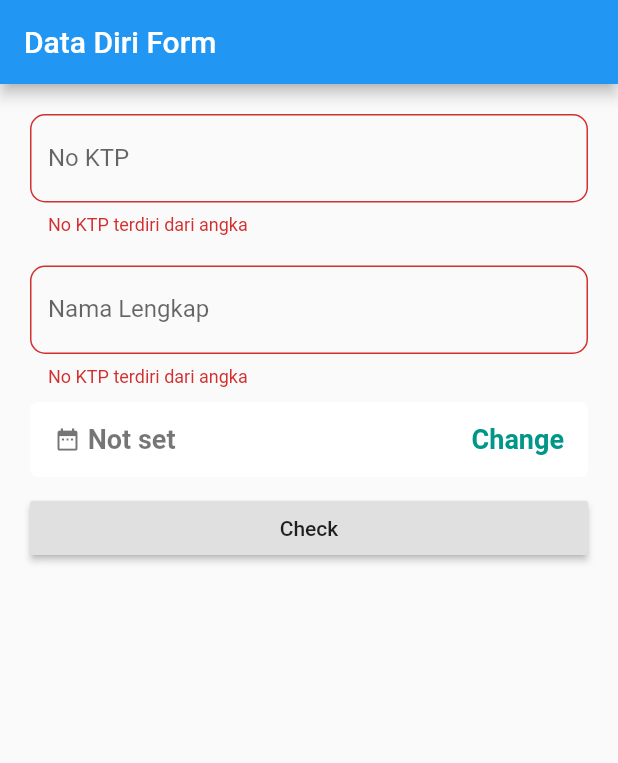
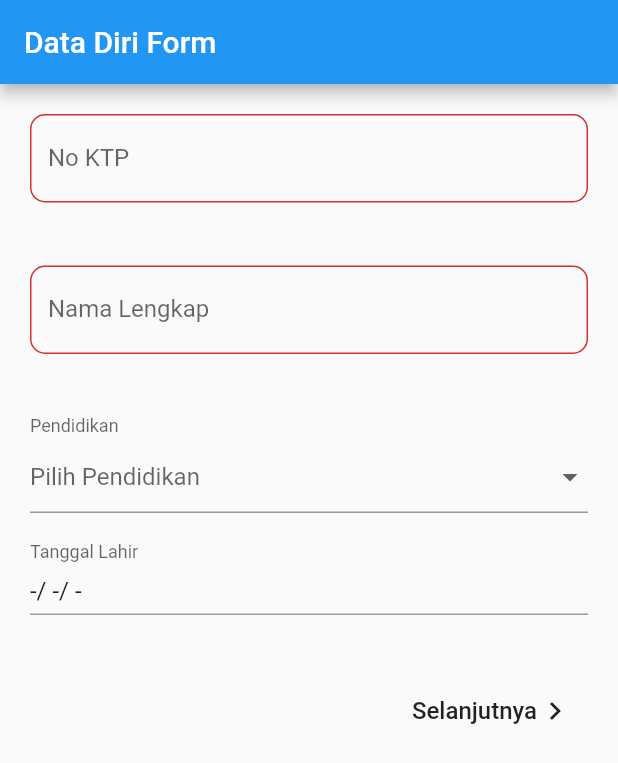
Before and after one commit to jhoanrivers/tunaiku_test, a Flutter app: the screen it shows after launch, on a phone screen of 412 x 824 dp. Shown: the top 763 px of the screen. Run offline on Flutter 3.47's test engine with Material 2 defaults, Android fonts, the phone set to English and light mode, and no system bars; our stand-ins replace bloc, equatable, flutter_bloc, flutter_datetime_picker, rxdart.

Commit message:
jhoan / second_update

```diff
--- /dev/null
+++ b/lib/src/api_client/api_client.dart
@@ -0,0 +1,22 @@
+import 'package:http/http.dart' show Client;
+import 'package:registration_app/src/model/provinsi.dart';
+import 'dart:async';
+
+
+class ApiProvider{
+
+  Client client = Client();
+
+  final _baseurl = "http://dev.farizdotid.com/api/daerahindonesia/provinsi";
+
+
+
+  Future<List<Provinsi>> fetchDataProvinsi () async{
+    final response = await client.get(_baseurl);
+
+    if(response.statusCode == 200){
+      final responseJson =
+    }
+
+  }
+}
--- /dev/null
+++ b/lib/src/bloc/data_diri_bloc.dart
@@ -0,0 +1,39 @@
+
+import 'dart:async';
+import 'package:rxdart/rxdart.dart';
+import 'package:bloc/bloc.dart';
+import 'package:registration_app/src/bloc/data_diri_event.dart';
+import 'package:registration_app/src/bloc/data_diri_state.dart';
+import 'package:registration_app/src/model/data_saved.dart';
+import 'package:registration_app/src/utils/validator.dart';
+
+class DataDiriBloc extends Bloc<DataDiriEvent, DataDiriState>{
+  @override
+
+  DataSaved dataSaved = new DataSaved();
+  DataDiriState get initialState => DataDiriInitial();
+
+  @override
+  Stream<DataDiriState> mapEventToState(DataDiriEvent event) async* {
+    if (event is Submitted) {
+      yield DataDiriLoading();
+      try {
+        if(Validator.isKtpNumberAllValid(event.ktpNumber)
+            && Validator.isNamaLengkapAllValid(event.namaLengkap)
+            && Validator.isTanggalValid(event.tanggalLahir)){
+
+          dataSaved.ktpNumber = event.ktpNumber;
+          dataSaved.namaLengkap = event.namaLengkap;
+          dataSaved.pendidikan = event.pendidikan;
+          dataSaved.tanggalLahir = event.tanggalLahir;
+
+          print(dataSaved.toString());
+          yield DataDiriSuccess(isValidate: true);
+        }
+      } catch (_) {
+        yield DataDiriError();
+      }
+    }
+  }
+
+}
--- /dev/null
+++ b/lib/src/bloc/data_diri_event.dart
@@ -0,0 +1,35 @@
+
+
+
+import 'package:equatable/equatable.dart';
+import 'package:meta/meta.dart';
+
+abstract class DataDiriEvent extends Equatable{
+  @override
+  List<Object> get props => [];
+}
+
+class Submitted extends DataDiriEvent{
+
+  final String ktpNumber;
+  final String namaLengkap;
+  final String pendidikan;
+  final String tanggalLahir;
+
+  Submitted({
+    @required this.namaLengkap,
+    @required this.pendidikan,
+    @required this.tanggalLahir,
+    @required this.ktpNumber}
+    );
+
+  @override
+  List<Object> get props =>[
+    ktpNumber,
+    namaLengkap,
+    pendidikan,
+    tanggalLahir
+  ];
+
+
+}
--- /dev/null
+++ b/lib/src/bloc/data_diri_state.dart
@@ -0,0 +1,29 @@
+import 'package:equatable/equatable.dart';
+
+abstract class DataDiriState extends Equatable {
+  final List mProps;
+  DataDiriState([this.mProps = const []]);
+
+  @override
+  List<Object> get props => this.mProps;
+}
+
+class DataDiriInitial extends DataDiriState{}
+
+class DataDiriLoading extends DataDiriState{}
+
+class DataDiriSuccess extends DataDiriState{
+
+  final bool isValidate;
+
+  DataDiriSuccess({this.isValidate});
+
+  @override
+  List<Object> get props =>[isValidate];
+
+
+}
+
+class DataDiriError extends DataDiriState{
+
+}
--- a/lib/src/bloc/register_bloc.dart
+++ /dev/null
@@ -1,40 +0,0 @@
-
-import 'dart:async';
-import 'package:rxdart/rxdart.dart';
-import 'package:bloc/bloc.dart';
-import 'package:registration_app/src/bloc/register_event.dart';
-import 'package:registration_app/src/bloc/register_state.dart';
-import 'package:registration_app/src/utils/data_saved.dart';
-import 'package:registration_app/src/utils/validator.dart';
-
-class RegisterBloc extends Bloc<RegisterEvent, RegisterState>{
-  @override
-
-  RegisterState get initialState => DataDiriInitial();
-
-  @override
-  Stream<RegisterState> mapEventToState(RegisterEvent event) async* {
-    if (event is Submitted) {
-      yield DataDiriLoading();
-
-      try {
-
-        if (!Validator.isNotNull(event.ktpNumber)) {
-          yield DataDiriError(dataIsNotValidate: "No KTP tidak boleh kosong");
-        }
-        if (!Validator.isNumber(event.ktpNumber)) {
-          yield DataDiriError(dataIsNotValidate: "No KTP terdiri dari angka");
-        }
-        if (!Validator.isLength16(event.ktpNumber)) {
-          yield DataDiriError(
-              dataIsNotValidate: "No KTP harus berjumlah 16 digit");
-        } else {
-          yield DataDiriSuccess(isValidate: true);
-        }
-      } catch (_) {
-        throw Exception("Data gagal diolah");
-      }
-    }
-  }
-
-}
--- a/lib/src/bloc/register_event.dart
+++ /dev/null
@@ -1,31 +0,0 @@
-
-
-
-import 'package:equatable/equatable.dart';
-import 'package:meta/meta.dart';
-
-abstract class RegisterEvent extends Equatable{
-  final List mProps;
-  RegisterEvent([this.mProps = const[]]);
-
-  @override
-  List<Object> get props => this.mProps;
-}
-
-
-class KtpNumberChanged extends RegisterEvent{
-
-  final String ktpNumber;
-
-  KtpNumberChanged({@required this.ktpNumber}) : super([ktpNumber]);
-
-}
-
-
-class Submitted extends RegisterEvent{
-
-  final String ktpNumber;
-
-  Submitted({@required this.ktpNumber}) : super([ktpNumber]);
-
-}
--- a/lib/src/bloc/register_state.dart
+++ /dev/null
@@ -1,37 +0,0 @@
-import 'package:equatable/equatable.dart';
-
-abstract class RegisterState extends Equatable {
-  final List mProps;
-  RegisterState([this.mProps = const []]);
-
-  @override
-  List<Object> get props => this.mProps;
-}
-
-class DataDiriInitial extends RegisterState{}
-
-class DataDiriLoading extends RegisterState{}
-
-class DataDiriSuccess extends RegisterState{
-
-  final bool isValidate;
-
-  DataDiriSuccess({this.isValidate});
-
-  @override
-  List<Object> get props =>[isValidate];
-
-
-}
-
-class DataDiriError extends RegisterState{
-
-  final String dataIsNotValidate;
-
-  DataDiriError({this.dataIsNotValidate});
-
-  @override
-  List<Object> get props => [dataIsNotValidate];
-
-
-}
--- /dev/null
+++ b/lib/src/model/data_saved.dart
@@ -0,0 +1,20 @@
+
+
+import 'package:meta/meta.dart';
+
+class DataSaved {
+
+  String ktpNumber;
+  String namaLengkap;
+  String pendidikan;
+  String tanggalLahir;
+
+  DataSaved({this.namaLengkap, this.pendidikan, this.tanggalLahir, this.ktpNumber});
+
+  @override
+  String toString() {
+    return 'DataSaved{ktpNumber: $ktpNumber, namaLengkap: $namaLengkap, pendidikan: $pendidikan, tanggalLahir: $tanggalLahir}';
+  }
+
+
+}
--- /dev/null
+++ b/lib/src/model/provinsi.dart
@@ -0,0 +1,19 @@
+
+
+
+class ProvinsiResponse{
+  final String error;
+  final String message;
+  List<Provinsi> semuaprovinsi;
+
+  ProvinsiResponse({this.error, this.message, this.semuaprovinsi});
+
+}
+
+
+class Provinsi{
+  final String id;
+  final String nama;
+
+  Provinsi({this.id, this.nama});
+}
--- a/lib/src/utils/data_saved.dart
+++ /dev/null
@@ -1,15 +0,0 @@
-
-
-import 'package:meta/meta.dart';
-
-class DataSaved {
-
-  final String ktpNumber;
-
-  DataSaved({this.ktpNumber});
-
-
-
-
-
-}
--- a/lib/src/utils/jenjang_pendidikan.dart
+++ /dev/null
@@ -1,9 +0,0 @@
-
-enum JenjangPendidikan {
-  SD,
-  SMP,
-  SMA,
-  S1,
-  S2,
-  S3
-}
--- /dev/null
+++ b/lib/src/utils/pendidikan.dart
@@ -0,0 +1,33 @@
+
+enum Pendidikan {
+  SD,
+  SMP,
+  SMA,
+  S1,
+  S2,
+  S3
+}
+
+String enumToPendidikan(Pendidikan pendidikan){
+  switch(pendidikan){
+
+    case Pendidikan.SD:
+      return "SD";
+      break;
+    case Pendidikan.SMP:
+      return "SMP";
+      break;
+    case Pendidikan.SMA:
+      return "SMA";
+      break;
+    case Pendidikan.S1:
+      return "S1";
+      break;
+    case Pendidikan.S2:
+      return "S2";
+      break;
+    case Pendidikan.S3:
+      return "S3";
+      break;
+  }
+}
--- a/lib/src/utils/validator.dart
+++ b/lib/src/utils/validator.dart
@@ -9,8 +9,8 @@ class Validator{
     return double.tryParse(stringNum) != null;
   }
 
-  static bool isLength16(String number){
-    if(number.length != 16){
+  static bool isLength16(String ktpNumber){
+    if(ktpNumber.length != 16){
       return false;
     }  else{
       return true;
@@ -25,6 +25,38 @@ class Validator{
     }
   }
 
+  static bool isLength10(String input){
+    if(input.length <= 10){
+      return true;
+    } else{
+      return false;
+    }
+  }
+
+  static bool isTanggalValid(String tanggal){
+    if(tanggal == "-/ -/ -"){
+      return false;
+    } else{
+      return true;
+    }
+  }
+
+  static bool isKtpNumberAllValid(String ktpNumber){
+    if(isNumber(ktpNumber) && isLength16(ktpNumber) && isNotNull(ktpNumber)){
+      return true;
+    } else{
+      return false;
+    }
+  }
+
+  static bool isNamaLengkapAllValid(String namaLengkap){
+    if(isNotNull(namaLengkap) && isLength10(namaLengkap)){
+      return true;
+    } else {
+      return false;
+    }
+  }
+
 
 
 }
--- a/lib/src/view/data_diri_form.dart
+++ b/lib/src/view/data_diri_form.dart
@@ -1,13 +1,16 @@
 
 
+import 'package:flutter/cupertino.dart';
 import 'package:flutter/material.dart';
 import 'package:flutter_bloc/flutter_bloc.dart';
 import 'package:flutter_datetime_picker/flutter_datetime_picker.dart';
-import 'package:registration_app/src/bloc/register_bloc.dart';
-import 'package:registration_app/src/bloc/register_event.dart';
-import 'package:registration_app/src/bloc/register_state.dart';
-import 'package:registration_app/src/utils/jenjang_pendidikan.dart';
+import 'package:registration_app/src/bloc/data_diri_bloc.dart';
+import 'package:registration_app/src/bloc/data_diri_event.dart';
+import 'package:registration_app/src/bloc/data_diri_state.dart';
+import 'package:registration_app/src/utils/pendidikan.dart';
 import 'package:registration_app/src/view/alamat_ktp_form.dart';
+
+import '../utils/pendidikan.dart';
 
 class DataDiriForm extends StatefulWidget {
   @override
@@ -18,19 +21,20 @@ class DataDiriForm extends StatefulWidget {
 class _DataDiriFormState extends State<DataDiriForm> {
 
   DateTime selectedDate = DateTime.now();
-  final _ktpNumber = TextEditingController();
   bool _validate = false;
   String _ktpNotValid;
-  JenjangPendidikan currentState = JenjangPendidikan.SD;
-  String viewModel;
-  String _date = "Not set";
-
-
+  Pendidikan pendidikan;
+  String curentPendidikan;
+  String _tanggalLahir = "-/ -/ -";
+  final _ktpNumber = TextEditingController();
+  final _namaLengkap = TextEditingController();
+  bool validatePendikan = false;
+  bool validateTanggalLahir = false;
 
   @override
   Widget build(BuildContext context) {
 
-    return BlocListener<RegisterBloc, RegisterState>(
+    return BlocListener<DataDiriBloc, DataDiriState>(
       listener: (context, state){
         if(state is DataDiriSuccess){
           if(state.isValidate == true){
@@ -39,16 +43,16 @@ class _DataDiriFormState extends State<DataDiriForm> {
             _validate = true;
           }
         }
-        if(state is DataDiriError){
-          _ktpNotValid = state.dataIsNotValidate;
-        }
-
       },
-      child: BlocBuilder<RegisterBloc, RegisterState>(
-        builder: (BuildContext context, RegisterState state) {
+      child: BlocBuilder<DataDiriBloc, DataDiriState>(
+        builder: (BuildContext context, DataDiriState state) {
           return ListView(
             padding: const EdgeInsets.all(20),
+            children : <Widget>[
+              Column(
+                mainAxisAlignment: MainAxisAlignment.start,
                 children: <Widget>[
+                  // Nomor KTP
                   TextFormField(
                     decoration: InputDecoration(
                         labelText: 'No KTP',
@@ -60,13 +64,14 @@ class _DataDiriFormState extends State<DataDiriForm> {
                     keyboardType: TextInputType.text,
                     autocorrect: false,
                     autovalidate: true,
+                    autofocus: false,
                     controller: _ktpNumber,
                     validator: _validateKtpNum,
                   ),
-
                   SizedBox(
                     height: 20,
                   ),
+                  // Nama Lengkap
                   TextFormField(
                     decoration: InputDecoration(
                         labelText: 'Nama Lengkap',
@@ -77,83 +82,115 @@ class _DataDiriFormState extends State<DataDiriForm> {
                     ),
                     keyboardType: TextInputType.text,
                     autocorrect: false,
+                    autofocus: false,
                     autovalidate: true,
-                controller: _ktpNumber,
-                validator: _validateKtpNum,
+                    controller: _namaLengkap,
+                    validator: _validateCompleteName,
                   ),
                   SizedBox(
-                height: 10,
+                    height: 20,
+                  ),
+                  FormField<String>(
+                    builder: (FormFieldState<String> state) {
+                      return Column(
+                        crossAxisAlignment: CrossAxisAlignment.start,
+                        children: <Widget>[
+                          InputDecorator(
+                            decoration: InputDecoration(
+                              contentPadding: EdgeInsets.all(0.0),
+                              labelText: 'Pendidikan',
+                              errorText: validatePendikan ? "Required" : null,
+                            ),
+                            child: DropdownButtonHideUnderline(
+                              child:DropdownButton<Pendidikan>(
+                                hint: Text('Pilih Pendidikan'),
+                                value: pendidikan,
+                                elevation: 1,
+                                items: Pendidikan.values.map((value){
+                                  String tempPendidikan = enumToPendidikan(value);
+                                  return DropdownMenuItem<Pendidikan>(
+                                    child: Text(tempPendidikan),
+                                    value: value,
+                                  );
+                                }).toList(),
+                                onChanged: (Pendidikan value) {
+                                  setState(() {
+                                    curentPendidikan = enumToPendidikan(value);
+                                    pendidikan = value;
+                                  });
+                                },
+                              ),
+                            ),
+                          ),
+                        ],
+                      );
+                    },
+                  ),
+                  SizedBox(
+                    height: 20,
                   ),
 
-              RaisedButton(
-                elevation: 0,
-                shape: RoundedRectangleBorder(
-                    borderRadius: BorderRadius.circular(5.0)),
-                onPressed: () {
+                  FormField<String>(
+                    builder: (FormFieldState<String> state) {
+                      return Column(
+                        crossAxisAlignment: CrossAxisAlignment.start,
+                        children: <Widget>[
+                          InputDecorator(
+                            decoration: InputDecoration(
+                                contentPadding: EdgeInsets.all(0.0),
+                                labelText: 'Tanggal Lahir',
+                                errorText: validateTanggalLahir ? "Required" : null
+                            ),
+                            child:  InkWell(
+                              child: Text(_tanggalLahir,
+                                style: TextStyle(
+                                  fontSize: 16,
+                                ),),
+                              onTap: (){
                                 DatePicker.showDatePicker(context,
                                     theme: DatePickerTheme(
                                       containerHeight: 210.0,
                                     ),
                                     showTitleActions: true,
-                      minTime: DateTime(2000, 1, 1),
-                      maxTime: DateTime(2022, 12, 31), onConfirm: (date) {
-                        print('confirm $date');
-                        _date = '${date.year} - ${date.month} - ${date.day}';
+                                    minTime: DateTime(1950, 1, 1),
+                                    maxTime: DateTime(2012, 12, 31), onConfirm: (date) {
+//                                print('confirm $date');
+                                      _tanggalLahir = '${date.day}/ ${date.month}/ ${date.year}';
                                       setState(() {});
                                     }, currentTime: DateTime.now(), locale: LocaleType.en);
                               },
-                child: Container(
-                  alignment: Alignment.center,
-                  height: 50.0,
-                  child: Row(
-                    mainAxisAlignment: MainAxisAlignment.spaceBetween,
-                    children: <Widget>[
-                      Row(
-                        children: <Widget>[
-                          Container(
-                            child: Row(
-                              children: <Widget>[
-                                Icon(
-                                  Icons.date_range,
-                                  size: 18.0,
-                                  color: Colors.black54,
                             ),
-                                Text(
-                                  " $_date",
-                                  style: TextStyle(
-                                      color: Colors.black54,
-                                      fontWeight: FontWeight.bold,
-                                      fontSize: 18.0),
                           ),
                         ],
-                            ),
-                          )
-                        ],
-                      ),
-                      Text(
-                        "  Change",
-                        style: TextStyle(
-                            color: Colors.teal,
-                            fontWeight: FontWeight.bold,
-                            fontSize: 18.0),
-                      ),
-                    ],
-                  ),
-                ),
-                color: Colors.white,
+                      );
+                    },
                   ),
 
                   SizedBox(
-                height: 10,
+                    height: 40,
                   ),
-              RaisedButton(
-                onPressed: state is! DataDiriLoading
-                    ? _onButtonPressed
-                    : null,
-                child: Text('Check'),
+
+                  Container(
+                    alignment: Alignment.bottomRight,
+                    margin: EdgeInsets.only(right: 0),
+                    child: FlatButton(
+                      padding: EdgeInsets.all(10),
+                      onPressed: _onButtonPressed,
+                      child: Row(
+                        mainAxisAlignment: MainAxisAlignment.end,
+                        children: <Widget>[
+                          Text('Selanjutnya',
+                            style: TextStyle(fontSize: 16),),
+                          Icon(Icons.navigate_next)
+                        ],
                       )
+                    )
+                  ),
                 ],
+              )
+            ]
           );
+
         },
 
       ),
@@ -161,10 +198,24 @@ class _DataDiriFormState extends State<DataDiriForm> {
 
   }
 
+
+
   _onButtonPressed(){
-    BlocProvider.of<RegisterBloc>(context).add(
+
+    curentPendidikan == null
+        ? validatePendikan = true
+        : validatePendikan = false;
+
+    _tanggalLahir== "-/ -/ -"
+        ? validateTanggalLahir = true
+        : validateTanggalLahir = false;
+
+    BlocProvider.of<DataDiriBloc>(context).add(
       Submitted(
         ktpNumber: _ktpNumber.text,
+        tanggalLahir: _tanggalLahir,
+        namaLengkap: _namaLengkap.text,
+        pendidikan: curentPendidikan,
       )
     );
   }
@@ -172,21 +223,28 @@ class _DataDiriFormState extends State<DataDiriForm> {
 
   String _validateKtpNum(String value){
 
-
-
-    if(double.tryParse(value) == null){
-
+    if(value.isEmpty){
+      return "";
+    }
+    if (double.tryParse(value) == null) {
       return "No KTP terdiri dari angka";
-    } else if(value.length  != 16){
+    }
+    if (value.length != 16) {
       return "No KTP harus berjumlah 16 digit";
-    } else{
+    }
       return null;
   }
 
-
-
-
-
+  String _validateCompleteName(String value){
+    if(value.isEmpty){
+      return "";
+    }
+    if (!value.contains(RegExp(r'[a-z]'))){
+      return "Nama hanya berupa huruf";
+    }
+    if(value.length > 10){
+      return "Maksimal kata adalah 10 huruf";
+    }
   }
 
 
--- a/lib/src/view/register_screen.dart
+++ b/lib/src/view/register_screen.dart
@@ -2,7 +2,7 @@
 
 import 'package:flutter/material.dart';
 import 'package:flutter_bloc/flutter_bloc.dart';
-import 'package:registration_app/src/bloc/register_bloc.dart';
+import 'package:registration_app/src/bloc/data_diri_bloc.dart';
 import 'package:registration_app/src/view/data_diri_form.dart';
 
 class RegisterScreen extends StatefulWidget {
@@ -17,8 +17,8 @@ class _RegisterScreenState extends State<RegisterScreen> {
         appBar: AppBar(
           title: Text('Data Diri Form'),
         ),
-        body: BlocProvider<RegisterBloc>(
-          create: (context) => RegisterBloc(),
+        body: BlocProvider<DataDiriBloc>(
+          create: (context) => DataDiriBloc(),
           child: DataDiriForm(),
         )
     );
--- a/pubspec.yaml
+++ b/pubspec.yaml
@@ -27,7 +27,7 @@ dependencies:
   meta: ^1.1.6
   equatable: ^1.0.0
   flutter_datetime_picker: 1.2.5
-
+  http: ^0.12.0+2
 
 
 dev_dependencies:
```
Also changed, not shown: pubspec.lock. Lines whose indentation alone changed are shown as unchanged.
